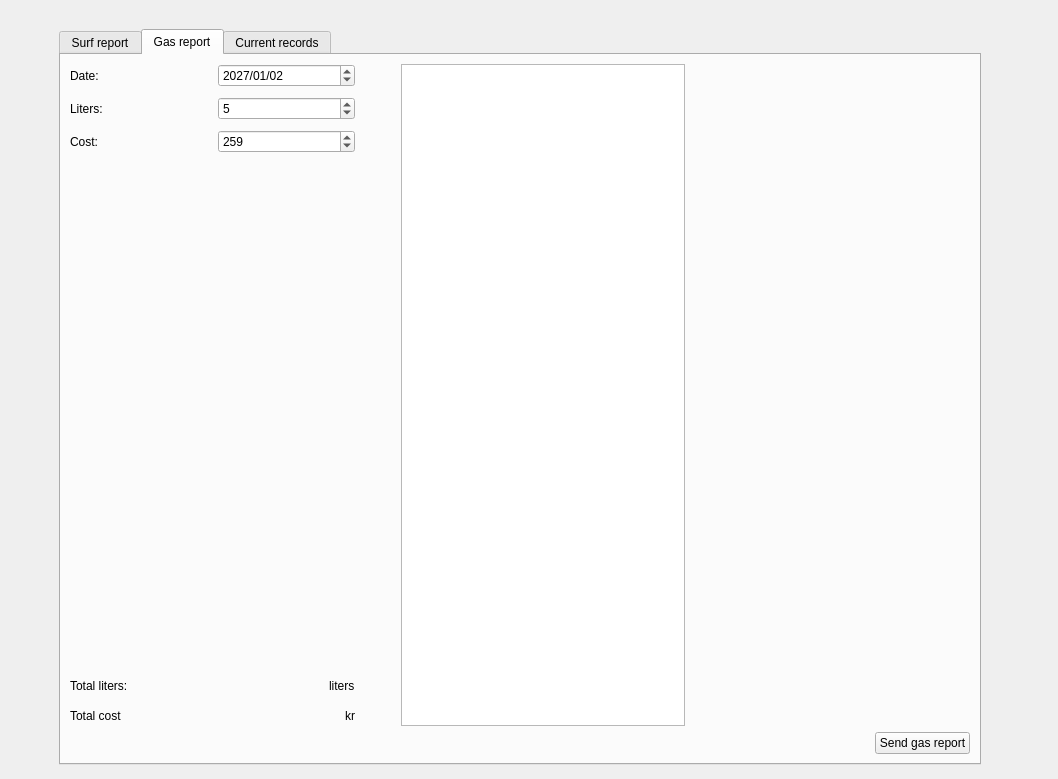
Before: the Qt Designer form src/ui/report.ui in grafitec/SurfReportInput, drawn with Qt 5.
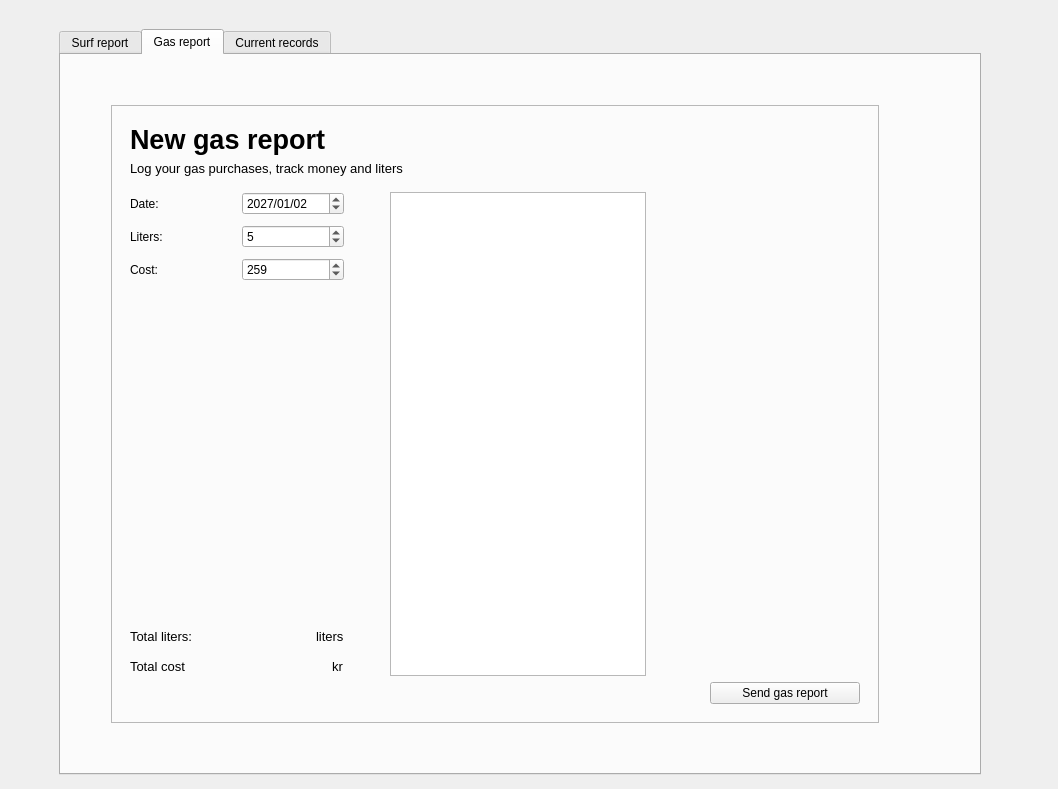
After: the same form once the commit is applied. The open tabs and pages were chosen to show the change.

Commit message: Worked on the qcc design of the other pages

Patch:
```diff
--- a/src/ui/report.ui
+++ b/src/ui/report.ui
@@ -7,7 +7,7 @@
     <x>0</x>
     <y>0</y>
     <width>1058</width>
-    <height>779</height>
+    <height>789</height>
    </rect>
   </property>
   <property name="sizePolicy">
@@ -1057,6 +1057,114 @@
           <string>Gas report</string>
          </attribute>
          <layout class="QVBoxLayout" name="verticalLayout_12">
+          <property name="leftMargin">
+           <number>50</number>
+          </property>
+          <property name="topMargin">
+           <number>50</number>
+          </property>
+          <property name="rightMargin">
+           <number>100</number>
+          </property>
+          <property name="bottomMargin">
+           <number>50</number>
+          </property>
+          <item>
+           <widget class="QFrame" name="frameGasForm">
+            <property name="sizePolicy">
+             <sizepolicy hsizetype="Expanding" vsizetype="Expanding">
+              <horstretch>0</horstretch>
+              <verstretch>0</verstretch>
+             </sizepolicy>
+            </property>
+            <property name="baseSize">
+             <size>
+              <width>50</width>
+              <height>50</height>
+             </size>
+            </property>
+            <property name="frameShape">
+             <enum>QFrame::StyledPanel</enum>
+            </property>
+            <property name="frameShadow">
+             <enum>QFrame::Raised</enum>
+            </property>
+            <layout class="QVBoxLayout" name="verticalLayout_9">
+             <property name="leftMargin">
+              <number>18</number>
+             </property>
+             <property name="topMargin">
+              <number>18</number>
+             </property>
+             <property name="rightMargin">
+              <number>18</number>
+             </property>
+             <property name="bottomMargin">
+              <number>18</number>
+             </property>
+             <item>
+              <layout class="QHBoxLayout" name="horizontalLayout_26">
+               <item>
+                <layout class="QVBoxLayout" name="verticalLayout_17">
+                 <item>
+                  <widget class="QLabel" name="labNewGas">
+                   <property name="font">
+                    <font>
+                     <pointsize>20</pointsize>
+                     <weight>75</weight>
+                     <bold>true</bold>
+                    </font>
+                   </property>
+                   <property name="text">
+                    <string>New gas report</string>
+                   </property>
+                  </widget>
+                 </item>
+                 <item>
+                  <widget class="QLabel" name="label_19">
+                   <property name="font">
+                    <font>
+                     <pointsize>10</pointsize>
+                    </font>
+                   </property>
+                   <property name="text">
+                    <string>Log your gas purchases, track money and liters</string>
+                   </property>
+                  </widget>
+                 </item>
+                </layout>
+               </item>
+               <item>
+                <spacer name="horizontalSpacer">
+                 <property name="orientation">
+                  <enum>Qt::Horizontal</enum>
+                 </property>
+                 <property name="sizeHint" stdset="0">
+                  <size>
+                   <width>40</width>
+                   <height>20</height>
+                  </size>
+                 </property>
+                </spacer>
+               </item>
+              </layout>
+             </item>
+             <item>
+              <spacer name="verticalSpacer_5">
+               <property name="orientation">
+                <enum>Qt::Vertical</enum>
+               </property>
+               <property name="sizeType">
+                <enum>QSizePolicy::Fixed</enum>
+               </property>
+               <property name="sizeHint" stdset="0">
+                <size>
+                 <width>20</width>
+                 <height>10</height>
+                </size>
+               </property>
+              </spacer>
+             </item>
           <item>
            <layout class="QVBoxLayout" name="verticalLayout_7">
             <item>
@@ -1152,6 +1260,7 @@
                    <widget class="QLabel" name="label_28">
                     <property name="font">
                      <font>
+                         <pointsize>10</pointsize>
                       <weight>50</weight>
                       <bold>false</bold>
                      </font>
@@ -1176,6 +1285,11 @@
                   </item>
                   <item>
                    <widget class="QLabel" name="labLiters">
+                       <property name="font">
+                        <font>
+                         <pointsize>10</pointsize>
+                        </font>
+                       </property>
                     <property name="text">
                      <string>liters</string>
                     </property>
@@ -1189,6 +1303,7 @@
                    <widget class="QLabel" name="label_17">
                     <property name="font">
                      <font>
+                         <pointsize>10</pointsize>
                       <weight>50</weight>
                       <bold>false</bold>
                      </font>
@@ -1213,6 +1328,11 @@
                   </item>
                   <item>
                    <widget class="QLabel" name="labCost">
+                       <property name="font">
+                        <font>
+                         <pointsize>10</pointsize>
+                        </font>
+                       </property>
                     <property name="text">
                      <string>kr</string>
                     </property>
@@ -1277,6 +1397,18 @@
               </item>
               <item>
                <widget class="QPushButton" name="btnSendGasReport">
+                   <property name="sizePolicy">
+                    <sizepolicy hsizetype="Fixed" vsizetype="Fixed">
+                     <horstretch>0</horstretch>
+                     <verstretch>0</verstretch>
+                    </sizepolicy>
+                   </property>
+                   <property name="minimumSize">
+                    <size>
+                     <width>150</width>
+                     <height>0</height>
+                    </size>
+                   </property>
                 <property name="text">
                  <string>Send gas report</string>
                 </property>
@@ -1288,6 +1420,9 @@
           </item>
          </layout>
         </widget>
+          </item>
+         </layout>
+        </widget>
         <widget class="QWidget" name="tabRecords">
          <attribute name="title">
           <string>Current records</string>
```
Left out of the diff: 114 changed lines with no effect on the pictures. Lines whose indentation alone changed are shown as unchanged. The commit also changes 5 other files.
